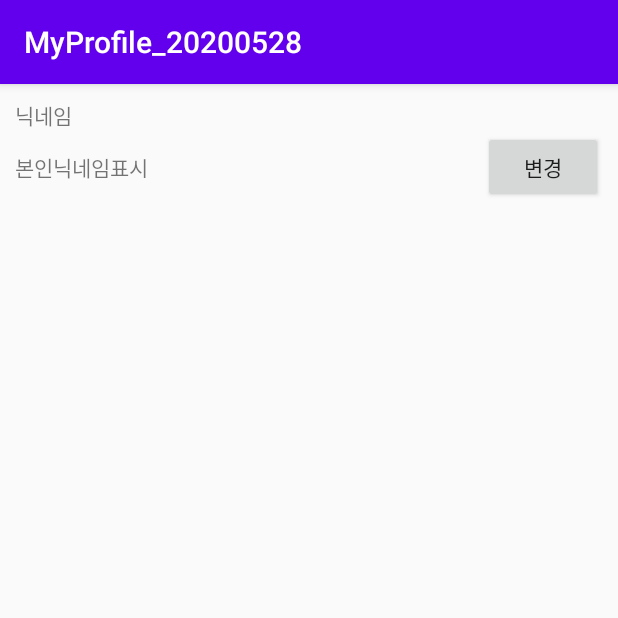
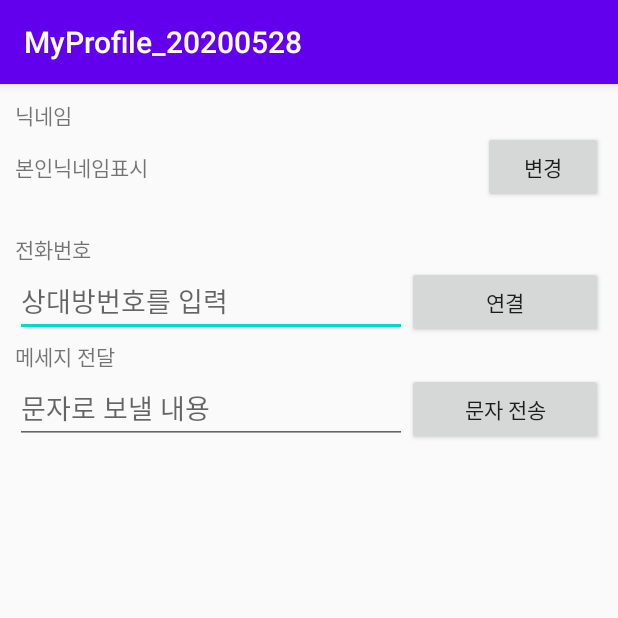
Before and after one commit to meltingshine/MyProfile_20200528, an Android app: the screen it shows after launch (MainActivity), on a phone screen of 412 x 824 dp, the top half of it. Run offline under Robolectric (Android 15) with nearby library versions, the phone set to English and light mode, and no system bars.

Commit message:
숙제 끝 !

```diff
--- a/app/src/main/java/com/example/myprofile_20200528/MainActivity.kt
+++ b/app/src/main/java/com/example/myprofile_20200528/MainActivity.kt
@@ -2,6 +2,7 @@ package com.example.myprofile_20200528
 
 import android.app.Activity
 import android.content.Intent
+import android.net.Uri
 import androidx.appcompat.app.AppCompatActivity
 import android.os.Bundle
 import android.widget.Toast
@@ -19,6 +20,25 @@ class MainActivity : AppCompatActivity() {
             startActivityForResult(myIntent,REQ_FOR_NICK)
 
 
+
+        }
+
+        dialBtn.setOnClickListener {
+            val myNum = dialEdt.text.toString()
+            val myUri = Uri.parse("tel:${myNum}")
+            val myIntent = Intent(Intent.ACTION_DIAL, myUri)
+            startActivity(myIntent)
+        }
+
+        smsSendBtn.setOnClickListener {
+            val myNum = dialEdt.text.toString()
+            val myContent = smsContentEdt.text.toString()
+            val myUri = Uri.parse("smsto:${myNum}")
+            val myIntent = Intent(Intent.ACTION_SENDTO,myUri)
+            myIntent.putExtra("sms_body",myContent)
+            startActivity(myIntent)
+
+
         }
     }
 
@@ -28,7 +48,7 @@ class MainActivity : AppCompatActivity() {
 //            뭐때문에 갔니
             if(resultCode == Activity.RESULT_OK) {
 //                확인해서 돌아온게 맞니
-                val nickName = data?.getStringExtra("Nick")
+                val nickName = data?.getStringExtra("nick")
                 //get자료형Extra
                 myNicknameTxt.text = nickName
                 Toast.makeText(this,"닉네임변경완료",Toast.LENGTH_SHORT).show()
--- a/app/src/main/res/layout/activity_main.xml
+++ b/app/src/main/res/layout/activity_main.xml
@@ -39,54 +39,58 @@
 
     </LinearLayout>
 
-<!--    <TextView-->
-<!--        android:layout_width="match_parent"-->
-<!--        android:layout_height="wrap_content"-->
-<!--        android:layout_marginTop="20dp"-->
-<!--        android:text="전화번호"/>-->
-<!--    <LinearLayout-->
-<!--        android:layout_width="match_parent"-->
-<!--        android:layout_height="wrap_content"-->
-<!--        android:orientation="horizontal"-->
-<!--        >-->
+    <TextView
+        android:layout_width="match_parent"
+        android:layout_height="wrap_content"
+        android:layout_marginTop="20dp"
+        android:text="전화번호"/>
+    <LinearLayout
+        android:layout_width="match_parent"
+        android:layout_height="wrap_content"
+        android:orientation="horizontal"
+        >
 
-<!--        <EditText-->
-<!--            android:layout_width="0dp"-->
-<!--            android:layout_height="wrap_content"-->
-<!--            android:layout_weight="2"-->
-<!--            android:hint="상대방번호를 입력"/>-->
-<!--        <Button-->
-<!--            android:layout_width="0dp"-->
-<!--            android:layout_height="wrap_content"-->
-<!--            android:layout_weight="1"-->
-<!--            android:text="연결"/>-->
+        <EditText
+            android:id="@+id/dialEdt"
+            android:layout_width="0dp"
+            android:layout_height="wrap_content"
+            android:layout_weight="2"
+            android:hint="상대방번호를 입력"/>
+        <Button
+            android:id="@+id/dialBtn"
+            android:layout_width="0dp"
+            android:layout_height="wrap_content"
+            android:layout_weight="1"
+            android:text="연결"/>
 
-<!--    </LinearLayout>-->
+    </LinearLayout>
 
-<!--    <TextView-->
-<!--        android:layout_width="match_parent"-->
-<!--        android:layout_height="wrap_content"-->
-<!--        android:layout_marginTop="2dp"-->
-<!--        android:text="메세지 전달"/>-->
+    <TextView
+        android:layout_width="match_parent"
+        android:layout_height="wrap_content"
+        android:layout_marginTop="2dp"
+        android:text="메세지 전달"/>
 
-<!--    <LinearLayout-->
-<!--    android:layout_width="match_parent"-->
-<!--    android:layout_height="wrap_content"-->
-<!--    android:orientation="horizontal"-->
-<!--    >-->
+    <LinearLayout
+    android:layout_width="match_parent"
+    android:layout_height="wrap_content"
+    android:orientation="horizontal"
+    >
 
-<!--    <EditText-->
-<!--        android:layout_width="0dp"-->
-<!--        android:layout_height="wrap_content"-->
-<!--        android:layout_weight="2"-->
-<!--        android:hint="상대방번호를 입력"/>-->
-<!--    <Button-->
-<!--        android:layout_width="0dp"-->
-<!--        android:layout_height="wrap_content"-->
-<!--        android:layout_weight="1"-->
-<!--        android:text="연결"/>-->
+    <EditText
+        android:id="@+id/smsContentEdt"
+        android:layout_width="0dp"
+        android:layout_height="wrap_content"
+        android:layout_weight="2"
+        android:hint="문자로 보낼 내용"/>
+    <Button
+        android:id="@+id/smsSendBtn"
+        android:layout_width="0dp"
+        android:layout_height="wrap_content"
+        android:layout_weight="1"
+        android:text="문자 전송"/>
 
-<!--</LinearLayout>-->
+</LinearLayout>
 
 
 
```
